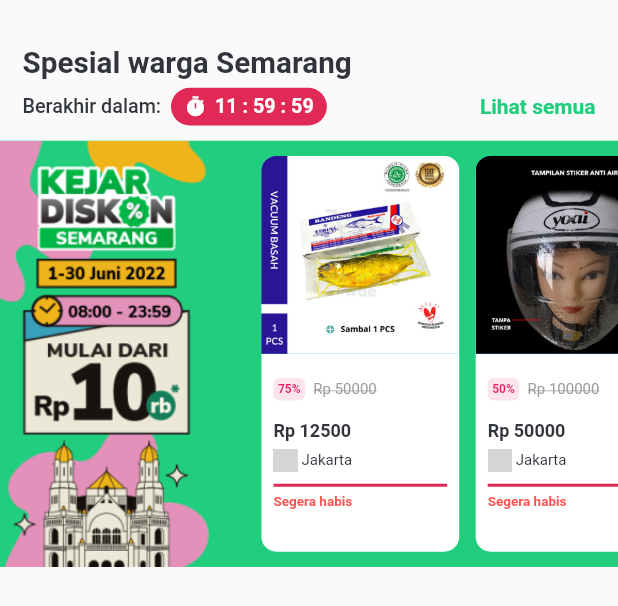
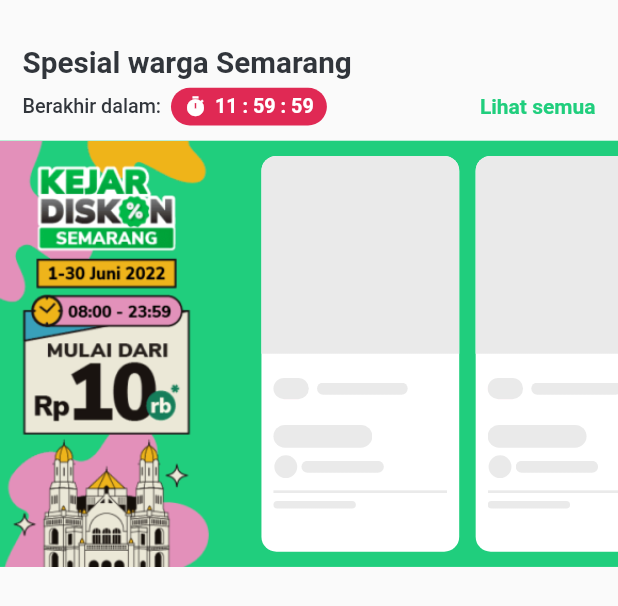
Before and after one commit to azarafath/Flutter-Tokopedia-Clone, a Flutter app: the HomeFlashSale widget shown alone on an empty page, opened directly, on a phone screen of 412 x 824 dp. Shown: the top 606 px of the screen. Run offline on Flutter 3.47's test engine with Material 2 defaults, Android fonts, the phone set to English and light mode, and no system bars; drawn by our look-alikes of shimmer; our stand-ins replace carousel_slider, google_fonts; missing offline and left inert: curved_animation_controller, float_bubble; statements that could not run were skipped; grey boxes are pictures that could not be loaded.

Commit message:
add shimmer skeleton

```diff
--- a/lib/theme.dart
+++ b/lib/theme.dart
@@ -6,6 +6,8 @@
 const Color kWhiteColor = Color(0xffffffff);
 const Color kBlackColor = Color(0xff31353B);
 const Color kRedColor = Color(0xffE02954);
+const Color kLineDarkColor = Color(0xffEAEAEA);
+const Color kWhiteGreyColor = Color(0xffF1F1F5);
 
 const FontWeight kBoldFontWeight = FontWeight.w700;
 const FontWeight kNormalFontWeight = FontWeight.w400;
--- a/lib/ui/pages/home_page.dart
+++ b/lib/ui/pages/home_page.dart
@@ -24,6 +24,7 @@
   late CurvedAnimationController<Color> _animationInput;
   late CurvedAnimationController<Color> _animationIcon;
   bool status = true;
+  bool popUp = false;
 
   final Color _appbarBackgroundColorBegin = kPrimaryColor.withOpacity(1);
   final Color _appbarBackgroundColorEnd = kWhiteColor;
@@ -38,6 +39,11 @@
     _initAnimation();
     super.initState();
     _initScroll();
+    Future.delayed(const Duration(seconds: 6), () {
+      setState(() {
+        popUp = true;
+      });
+    });
   }
 
   _initAnimation() {
@@ -225,12 +231,14 @@
                 const HomeCategory(),
               ],
             ),
-            FloatBubble(
-                show: status,
-                child: Image.asset(
-                  'assets/floating.gif',
-                  height: getProportionateScreenHeight(120),
-                )),
+            (popUp == true)
+                ? FloatBubble(
+                    show: status,
+                    child: Image.asset(
+                      'assets/floating.gif',
+                      height: getProportionateScreenHeight(120),
+                    ))
+                : const SizedBox(),
           ],
         ),
       ),
--- a/lib/ui/widgets/home_flash_sale.dart
+++ b/lib/ui/widgets/home_flash_sale.dart
@@ -4,6 +4,7 @@
 import 'package:tokped/size_config.dart';
 import 'package:tokped/theme.dart';
 import 'package:tokped/ui/widgets/product_tile_widget.dart';
+import 'package:tokped/ui/widgets/skeleton_product_tile_widget.dart';
 
 class HomeFlashSale extends StatefulWidget {
   const HomeFlashSale({Key? key}) : super(key: key);
@@ -13,6 +14,7 @@
 }
 
 class _HomeFlashSaleState extends State<HomeFlashSale> {
+  bool isLoading = true;
   Duration endTimer = const Duration(hours: 12);
   late Timer timer;
   @override
@@ -21,6 +23,11 @@
     timer = Timer.periodic(const Duration(seconds: 1), (timer) {
       setState(() {
         endTimer -= const Duration(seconds: 1);
+      });
+    });
+    Future.delayed(const Duration(seconds: 5), () {
+      setState(() {
+        isLoading = false;
       });
     });
   }
@@ -117,21 +124,7 @@
                       const EdgeInsets.symmetric(vertical: 10, horizontal: 2),
                   width: getProportionateScreenWidth(150),
                 ),
-                const ProductTile(
-                  image: 'assets/product_1.png',
-                  price: 50000,
-                  discount: 75,
-                ),
-                const ProductTile(
-                  image: 'assets/product_2.jpg',
-                  price: 100000,
-                  discount: 50,
-                ),
-                const ProductTile(
-                  image: 'assets/product_3.jpg',
-                  price: 80000,
-                  discount: 40,
-                ),
+                isLoading ? skeleton() : product(),
               ],
             ),
           )
@@ -139,4 +132,36 @@
       ),
     );
   }
+
+  Widget product() {
+    return Wrap(
+      children: const [
+        ProductTile(
+          image: 'assets/product_1.png',
+          price: 50000,
+          discount: 75,
+        ),
+        ProductTile(
+          image: 'assets/product_2.jpg',
+          price: 100000,
+          discount: 50,
+        ),
+        ProductTile(
+          image: 'assets/product_3.jpg',
+          price: 80000,
+          discount: 40,
+        )
+      ],
+    );
+  }
+
+  Widget skeleton() {
+    return Wrap(
+      children: const [
+        SkeletonProductTile(),
+        SkeletonProductTile(),
+        SkeletonProductTile(),
+      ],
+    );
+  }
 }
--- a/lib/ui/widgets/product_tile_widget.dart
+++ b/lib/ui/widgets/product_tile_widget.dart
@@ -1,5 +1,3 @@
-import 'dart:ffi';
-
 import 'package:flutter/material.dart';
 import 'package:tokped/size_config.dart';
 import 'package:tokped/theme.dart';
@@ -22,7 +20,7 @@
         vertical: getProportionateScreenHeight(10),
         horizontal: getProportionateScreenWidth(5),
       ),
-      height: getProportionateScreenHeight(230),
+      height: getProportionateScreenHeight(260),
       width: getProportionateScreenWidth(120),
       decoration: BoxDecoration(
         color: kWhiteColor,
@@ -46,7 +44,7 @@
                 fit: BoxFit.cover,
               ),
             ),
-            height: getProportionateScreenHeight(130),
+            height: getProportionateScreenHeight(140),
             width: double.infinity,
           ),
           Padding(
--- /dev/null
+++ b/lib/ui/widgets/skeleton_product_tile_widget.dart
@@ -0,0 +1,170 @@
+import 'package:flutter/material.dart';
+import 'package:shimmer/shimmer.dart';
+import 'package:tokped/size_config.dart';
+import 'package:tokped/theme.dart';
+
+class SkeletonProductTile extends StatelessWidget {
+  const SkeletonProductTile({Key? key}) : super(key: key);
+
+  @override
+  Widget build(BuildContext context) {
+    return Container(
+      margin: EdgeInsets.symmetric(
+        vertical: getProportionateScreenHeight(10),
+        horizontal: getProportionateScreenWidth(5),
+      ),
+      height: getProportionateScreenHeight(260),
+      width: getProportionateScreenWidth(120),
+      decoration: BoxDecoration(
+        color: kWhiteColor,
+        borderRadius: BorderRadius.circular(10),
+      ),
+      child: Column(
+        crossAxisAlignment: CrossAxisAlignment.start,
+        children: [
+          Shimmer.fromColors(
+            baseColor: kLineDarkColor,
+            highlightColor: kWhiteGreyColor,
+            child: Container(
+              margin: EdgeInsets.only(bottom: getProportionateScreenHeight(8)),
+              decoration: const BoxDecoration(
+                color: kWhiteColor,
+                borderRadius: BorderRadius.only(
+                  topLeft: Radius.circular(10),
+                  topRight: Radius.circular(10),
+                ),
+              ),
+              height: getProportionateScreenHeight(130),
+              width: double.infinity,
+            ),
+          ),
+          Padding(
+            padding: const EdgeInsets.all(8.0),
+            child: Row(
+              children: [
+                Shimmer.fromColors(
+                  baseColor: kLineDarkColor,
+                  highlightColor: kWhiteGreyColor,
+                  child: Container(
+                    decoration: BoxDecoration(
+                        borderRadius: BorderRadius.circular(20),
+                        color: Colors.pink.shade50),
+                    child: Padding(
+                      padding: const EdgeInsets.all(3.0),
+                      child: SizedBox(
+                        width: getProportionateScreenWidth(16),
+                        height: getProportionateScreenHeight(8),
+                      ),
+                    ),
+                  ),
+                ),
+                SizedBox(
+                  width: getProportionateScreenWidth(5),
+                ),
+                Shimmer.fromColors(
+                  baseColor: kLineDarkColor,
+                  highlightColor: kWhiteGreyColor,
+                  child: Container(
+                    decoration: BoxDecoration(
+                      borderRadius: BorderRadius.circular(20),
+                      color: kWhiteColor,
+                    ),
+                    width: getProportionateScreenWidth(55),
+                    height: getProportionateScreenHeight(8),
+                  ),
+                )
+              ],
+            ),
+          ),
+          SizedBox(
+            height: getProportionateScreenHeight(9),
+          ),
+          Padding(
+              padding: const EdgeInsets.only(left: 8.0),
+              child: Shimmer.fromColors(
+                baseColor: kLineDarkColor,
+                highlightColor: kWhiteGreyColor,
+                child: Container(
+                  decoration: BoxDecoration(
+                    borderRadius: BorderRadius.circular(20),
+                    color: kWhiteColor,
+                  ),
+                  width: getProportionateScreenWidth(60),
+                  height: getProportionateScreenHeight(15),
+                ),
+              )),
+          SizedBox(
+            height: getProportionateScreenHeight(5),
+          ),
+          Padding(
+            padding: const EdgeInsets.only(left: 8.0),
+            child: Row(
+              children: [
+                Shimmer.fromColors(
+                  baseColor: kLineDarkColor,
+                  highlightColor: kWhiteGreyColor,
+                  child: Container(
+                    decoration: const BoxDecoration(
+                      shape: BoxShape.circle,
+                      color: kWhiteColor,
+                    ),
+                    width: getProportionateScreenWidth(15),
+                    height: getProportionateScreenHeight(15),
+                  ),
+                ),
+                SizedBox(
+                  width: getProportionateScreenWidth(2),
+                ),
+                Shimmer.fromColors(
+                  baseColor: kLineDarkColor,
+                  highlightColor: kWhiteGreyColor,
+                  child: Container(
+                    decoration: BoxDecoration(
+                      borderRadius: BorderRadius.circular(20),
+                      color: kWhiteColor,
+                    ),
+                    width: getProportionateScreenWidth(50),
+                    height: getProportionateScreenHeight(8),
+                  ),
+                )
+              ],
+            ),
+          ),
+          SizedBox(
+            height: getProportionateScreenHeight(8),
+          ),
+          Padding(
+            padding: const EdgeInsets.symmetric(horizontal: 8.0),
+            child: Shimmer.fromColors(
+              baseColor: kLineDarkColor,
+              highlightColor: kWhiteGreyColor,
+              child: Container(
+                width: double.infinity,
+                height: 2,
+                color: kWhiteColor,
+              ),
+            ),
+          ),
+          SizedBox(
+            height: getProportionateScreenHeight(5),
+          ),
+          Padding(
+            padding: const EdgeInsets.only(left: 8.0),
+            child: Shimmer.fromColors(
+              baseColor: kLineDarkColor,
+              highlightColor: kWhiteGreyColor,
+              child: Container(
+                decoration: BoxDecoration(
+                  borderRadius: BorderRadius.circular(20),
+                  color: kWhiteColor,
+                ),
+                width: getProportionateScreenWidth(50),
+                height: getProportionateScreenHeight(5),
+              ),
+            ),
+          ),
+        ],
+      ),
+    );
+  }
+}
--- a/pubspec.yaml
+++ b/pubspec.yaml
@@ -34,6 +34,7 @@
   flutter:
     sdk: flutter
   google_fonts: ^3.0.1
+  shimmer: ^2.0.0
 
 dev_dependencies:
   flutter_lints: ^2.0.0
```
Also changed, not shown: lib/main.dart (+5 -4 lines), lib/ui/pages/splash_screen_page.dart (added, +32 -0 lines), lib/ui/widgets/home_menu.dart (+84 -24 lines), assets/icon_launcher.png (added), assets/splash.jpg (added), pubspec.lock.
